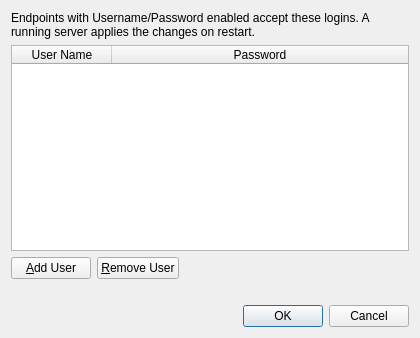
Old version of the form src/ui/dialogs/usersdialog.ui in the repository sanny32/OpenUaSim.
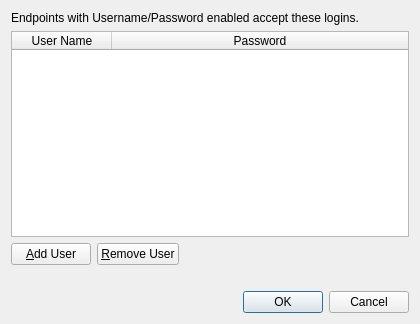
New version of the form.

Commit message:
Offer a server restart after changes that need one
A note in the status bar said the running server waited for a restart,
and the server settings and user dialogs repeated it in their text. Now
applying endpoints, server settings, user accounts or a new server
certificate on a running server asks whether to restart it at once;
Later keeps the server running with the former settings.

```diff
--- a/src/ui/dialogs/usersdialog.ui
+++ b/src/ui/dialogs/usersdialog.ui
@@ -15,7 +15,7 @@
    <item>
     <widget class="QLabel" name="noteLabel">
      <property name="text">
-      <string>Endpoints with Username/Password enabled accept these logins. A running server applies the changes on restart.</string>
+      <string>Endpoints with Username/Password enabled accept these logins.</string>
      </property>
      <property name="wordWrap">
       <bool>true</bool>
```
The commit also changes 8 other files.
